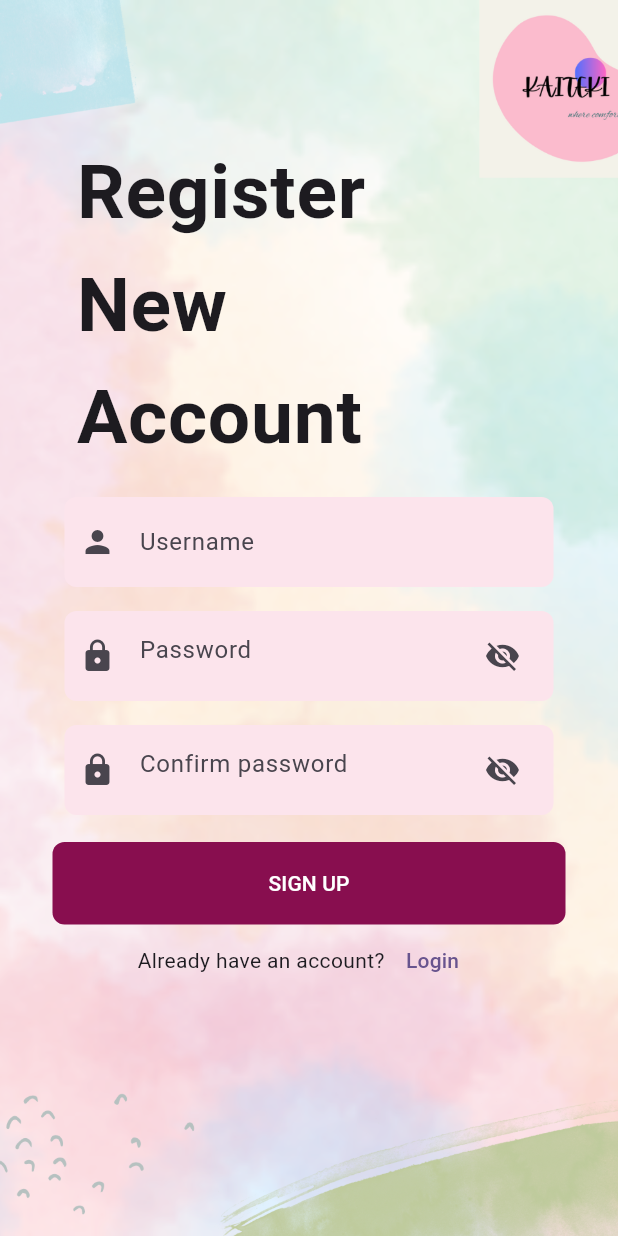
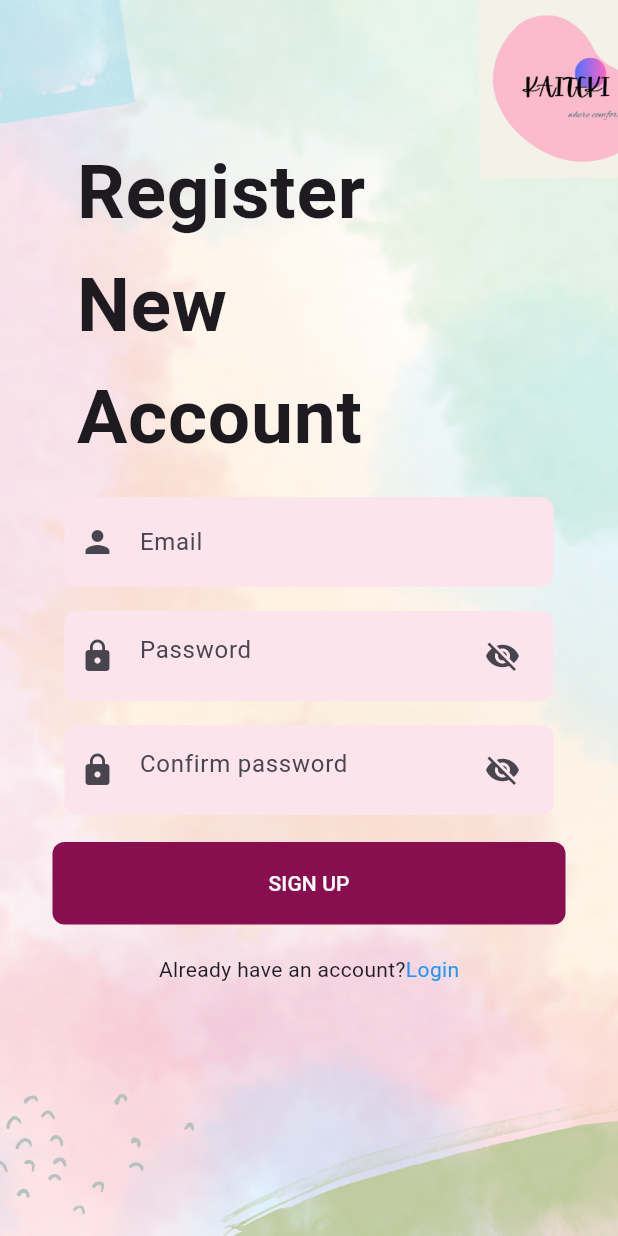
Before and after one commit to zarintasnimfema7/kite1, a Flutter app: the LoginScreen screen opened directly, after a tap on "SIGN UP", on a phone screen of 412 x 824 dp. Run offline on Flutter 3.47's test engine with Material 3 defaults, Android fonts, the phone set to English and light mode, and no system bars; our stand-ins replace firebase_auth, firebase_core; accounts and stored records are empty.

Commit message:
1.controller managed

```diff
--- a/lib/firebase_auth_implementation/firebase_auth_services.dart
+++ b/lib/firebase_auth_implementation/firebase_auth_services.dart
@@ -7,34 +7,32 @@ class FirebaseAuthServices{
 
   FirebaseAuth _auth=FirebaseAuth.instance;
 
-  Future<User?> signUpWithEmailAndPassword(String username,String password) async{
+  Future<User?> signUpWithEmailAndPassword(String mail,String password) async{
     try {
       UserCredential credential =await _auth.createUserWithEmailAndPassword(
-          email: username,
+          email: mail,
           password: password);
       return credential.user;
-    }
-    catch (e){
+    } on FirebaseAuthException catch (e){
       print("Some error occured");
     }
     return null;
   }
 
-  signInWithEmailAndPassword(String name, String pass) {}
+  signInWithEmailAndPassword(String mail, String pass) {}
 }
 
 
 FirebaseAuth _auth=FirebaseAuth.instance;
 
 
-Future<User?> signInWithEmailAndPassword(String username,String password) async{
+Future<User?> signInWithEmailAndPassword(String mail,String password) async{
   try {
     UserCredential credential =await _auth.signInWithEmailAndPassword(
-        email: username,
+        email: mail,
         password: password);
     return credential.user;
-  }
-  catch (e){
+  } on FirebaseAuthException catch (e){
     print("Some error occured");
   }
   return null;
--- a/lib/homescreen.dart
+++ b/lib/homescreen.dart
@@ -1,5 +1,6 @@
 import 'package:flutter/material.dart';
 import 'package:kite/login.dart';
+import 'package:kite/signup.dart';
 
 class HomeScreen extends StatefulWidget {
   const HomeScreen({super.key});
--- a/lib/login.dart
+++ b/lib/login.dart
@@ -14,17 +14,24 @@ class LoginScreen extends StatefulWidget {
 }
 
 class _LoginScreenState extends State<LoginScreen> {
+  bool isSigningIn=false;
+
   final FirebaseAuthServices _auth = FirebaseAuthServices();
-  final username = TextEditingController();
+  final FirebaseAuth _firebaseAuth=FirebaseAuth.instance;
+
+  final mail = TextEditingController();
   final password = TextEditingController();
   final formKey = GlobalKey<FormState>();
-  //A bool variable for show and hide password
   bool isVisible = false;
-
-  //Here is our bool variable
   bool isLoginTrue = false;
 
 
+  void dispose()
+  {
+    super.dispose();
+    mail.dispose();
+    password.dispose();
+  }
 
 
   @override
@@ -39,23 +46,26 @@ class _LoginScreenState extends State<LoginScreen> {
         child: Scaffold(
           backgroundColor: Colors.transparent,
           body: Stack(
-                children: <Widget>[
+            children: [
               SingleChildScrollView(
                 child: Center(
                   child: Container(
                     padding: EdgeInsets.only(
-                            top: MediaQuery.of(context).size.height * 0.40,
-                            right : 35 ,
+                        top: MediaQuery
+                            .of(context)
+                            .size
+                            .height * 0.40,
+                        right: 35,
                         left: 35),
                     child:
                     Column(
                       children: [
                         TextFormField(
                           keyboardType: TextInputType.text,
-                              controller: username ,
+                          controller: mail,
                           validator: (value) {
                             if (value!.isEmpty) {
-                                  return "username is required";
+                              return "Email is required";
                             }
                             return null;
                           },
@@ -94,64 +104,97 @@ class _LoginScreenState extends State<LoginScreen> {
                                       : Icons.visibility_off))),
                         ),
                         const SizedBox(height: 20),
-                            Container(
+                        GestureDetector(
+                          onTap: () {
+                            _signIn();
+                          },
+                          child: Container(
                             height: 40,
-                              width: MediaQuery.of(context).size.width * .9,
+                            width: MediaQuery
+                                .of(context)
+                                .size
+                                .width * .9,
                             decoration: BoxDecoration(
                                 borderRadius: BorderRadius.circular(8),
                                 color: Colors.pink.shade900),
                             child: TextButton(
-                                  onPressed: _signIn,
-                                  child: const Text(
+                                onPressed: () {
+                                  _signIn();
+                                },
+                                child: isSigningIn
+                                    ? CircularProgressIndicator(
+                                  color: Colors.white,
+                                ) : Text(
                                   "LOGIN",
                                   style: TextStyle(color: Colors.white),
                                 )),
                           ),
-                            const SizedBox(height: 20),
+                        ),
+                        SizedBox(height: 20),
+
                         Row(
                           mainAxisAlignment: MainAxisAlignment.center,
                           children: [
                             const Text("Don't have an account?"),
-                                TextButton(
-                                    onPressed: () {
-                                      Navigator.push(
+                            GestureDetector(
+                                onTap: () {
+                                  Navigator.pushAndRemoveUntil(
                                       context,
                                       MaterialPageRoute(
-                                              builder: (context) => const SignUp()));
+                                          builder: (context) => SignUp()),
+                                          (route) => false);
+                                },
 
-                                    },
-                                    child: const Text("SIGN UP"))
+                                child: Text("SIGN UP",
+                                  style: TextStyle(
+                                      color: Colors.blue
+                                  ),))
                           ],
                         ),
                       ],
+
                     ),
                   ),
                 ),
               ),
-                  isLoginTrue
-                      ? const Text(
-                    "Username or password is incorrect",
-                    style: TextStyle(color: Colors.red),
-                  )
-                      : const SizedBox(),
-                  ],
+            ]
           ),
         ));
   }
 
     void _signIn() async {
-    String name = username.text;
+
+      setState(() {
+        isSigningIn=true;
+      });
+      String email = mail.text;
       String pass = password.text;
 
 
-    User? user = await _auth.signInWithEmailAndPassword(name, pass);
+      User? user = await _auth.signInWithEmailAndPassword(email, pass);
+
+      setState(() {
+        isSigningIn=false;
+      });
 
       if (user != null) {
-      print("User created successfully.");
-      Navigator.pushNamed(context, "/homescreen");
+        print("Logged in Successfully.");
+        Navigator.pushNamed(context,  '/_HomeScreenState');
       } else
       {
         print("Some error happened.");
       }
     }
 }
+
+
+
+
+/*TextButton(
+onPressed: () {
+Navigator.push(
+context,
+MaterialPageRoute(
+builder: (context) =>  SignUp()));
+
+},*/
--- a/lib/main.dart
+++ b/lib/main.dart
@@ -5,6 +5,9 @@ import 'package:kite/login.dart';
 import 'package:kite/welcome.dart';
 import 'firebase_options.dart';
 import 'package:kite/signup.dart';
+import 'package:kite/homescreen.dart';
+import 'package:flutter/src/widgets/app.dart';
+import 'package:flutter/src/widgets/navigator.dart';
 
 void main() async {
   WidgetsFlutterBinding.ensureInitialized();
--- a/lib/signup.dart
+++ b/lib/signup.dart
@@ -1,4 +1,4 @@
-
+import 'package:kite/homescreen.dart';
 import 'package:flutter/material.dart';
 import 'package:kite/firebase_auth_implementation/firebase_auth_services.dart';
 import 'package:kite/login.dart';
@@ -13,18 +13,22 @@ class SignUp extends StatefulWidget {
 
 class _SignUpState extends State<SignUp> {
   final FirebaseAuthServices _auth = FirebaseAuthServices();
-  final username = TextEditingController();
+
+  final mail = TextEditingController();
   final password = TextEditingController();
   final confirmPassword = TextEditingController();
+
+
+  bool isSigningUp=false;
+
   final formKey = GlobalKey<FormState>();
   bool isVisible = false;
-
 
 
   void dispose()
   {
     super.dispose();
-    username.dispose();
+    mail.dispose();
     password.dispose();
   }
 
@@ -71,17 +75,17 @@ class _SignUpState extends State<SignUp> {
                            borderRadius: BorderRadius.circular(8),
                            color: Colors.pink.shade50),
                        child: TextFormField(
-                         controller: username,
+                         controller: mail,
                          validator: (value) {
                            if (value!.isEmpty) {
-                             return "username is required";
+                             return "Email is required";
                            }
                            return null;
                          },
                          decoration: const InputDecoration(
                            icon: Icon(Icons.person),
                            border: InputBorder.none,
-                           hintText: "Username",
+                           hintText: "Email",
                          ),
                        ),
                      ),
@@ -162,34 +166,48 @@ class _SignUpState extends State<SignUp> {
 
                    const SizedBox(height: 10),
                    //Login button
-                   Container(
+                    GestureDetector(
+                        onTap:  (){
+                          _signUp() ;
+
+                     }, child: Container(
                      height: 55,
                      width: MediaQuery.of(context).size.width * .9,
                      decoration: BoxDecoration(
                          borderRadius: BorderRadius.circular(8),
                          color: Colors.pink.shade900),
-                     child: TextButton(
-                         onPressed: _signUp,
-                         child: const Text(
+                     child: TextButton (
+                         onPressed: () {
+                           _signUp();
+                        },
+                         child: isSigningUp? CircularProgressIndicator(
+                           color: Colors.white,
+                         ) : Text(
                            "SIGN UP",
                            style: TextStyle(color: Colors.white),
                          )),
                    ),
-
+                    ),
+                   SizedBox(
+                        height: 20,
+                      ),
                    //Sign up button
                    Row(
                      mainAxisAlignment: MainAxisAlignment.center,
                      children: [
-                       const Text("Already have an account?"),
-                       TextButton(
-                           onPressed: () {
-                             //Navigate to sign up
-                             Navigator.push(
+                        Text("Already have an account?"),
+                       GestureDetector(
+                           onTap: () {
+                             Navigator.pushAndRemoveUntil(
                                  context,
                                  MaterialPageRoute(
-                                     builder: (context) => const LoginScreen()));
+                                     builder: (context) => LoginScreen()),
+                                     (route) => false);
                            },
-                           child: const Text("Login"))
+                           child:  Text("Login",
+                           style: TextStyle(
+                             color: Colors.blue,
+                           ),))
                      ],
                    )
                  ],
@@ -202,18 +220,36 @@ class _SignUpState extends State<SignUp> {
   }
 
   void _signUp() async {
-    String name = username.text;
+
+    setState(() {
+      isSigningUp=true;
+    });
+
+
+    String email = mail.text;
     String pass = password.text;
     String conpass = confirmPassword.text;
 
-    User? user = await _auth.signUpWithEmailAndPassword(name, pass);
+    User? user = await _auth.signUpWithEmailAndPassword(email, pass);
+
+    setState(() {
+      isSigningUp=false;
+    });
 
     if (user != null) {
       print("User created successfully.");
-      Navigator.pushNamed(context, "/homescreen");
+      Navigator.pushNamed(context, '/LoginScreen');
     } else
       {
         print("Some error happened.");
       }
   }
 }
+
+/*TextButton(
+onPressed: () {
+Navigator.push(
+context,
+MaterialPageRoute(
+builder: (context) =>  LoginScreen()));
+},*/
```
Lines whose indentation alone changed are shown as unchanged.
